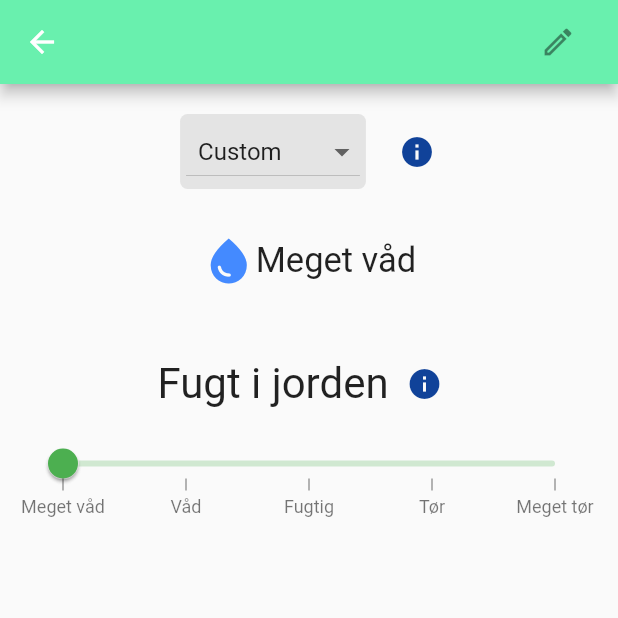
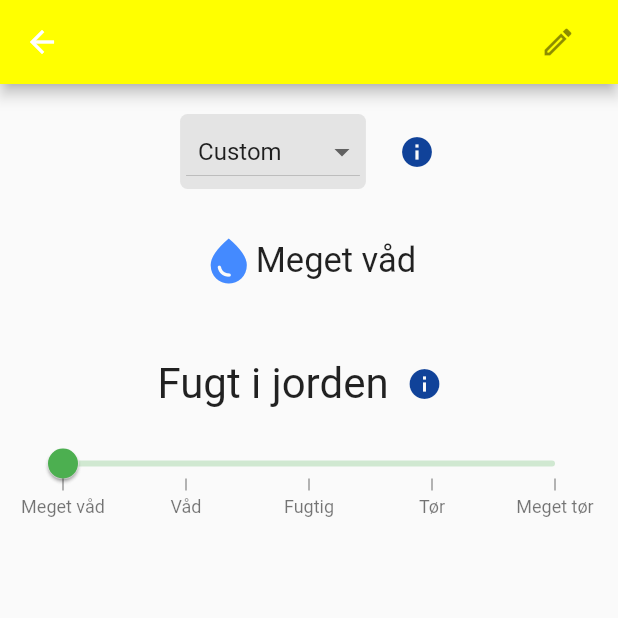
Before and after one commit to H5-BioVeg/BioVeg_App, a Flutter app: the PlantDetailsScreen screen opened directly with empty values, on a phone screen of 412 x 824 dp, the top half of it. Run offline on Flutter 3.47's test engine with Material 2 defaults, Android fonts, the phone set to English and light mode, and no system bars; our stand-ins replace firebase_core, firebase_database, syncfusion_flutter_sliders; accounts and stored records are empty.

Commit message:
Created converters and Fixed plant colors

```diff
--- a/lib/classes/Enums.dart
+++ b/lib/classes/Enums.dart
@@ -16,12 +16,12 @@ enum EarthHumidityLevels {
   Meget_toer,
 }
 
-int getEnumHumVal(int currentMoist){
+int getEnumHumVal(int currentMoist) {
   int enumVal = -1;
   if (currentMoist >= 0 && currentMoist < 250) {
     //Wet
     return enumVal = 0;
-  } else if(currentMoist >= 250 && currentMoist < 500 ) {
+  } else if (currentMoist >= 250 && currentMoist < 500) {
     //A bit wet
     return enumVal = 1;
   } else if (currentMoist >= 500 && currentMoist < 800) {
@@ -30,7 +30,7 @@ int getEnumHumVal(int currentMoist){
   } else if (currentMoist >= 800 && currentMoist < 900) {
     //A bit dry
     return enumVal = 3;
-  } else if (currentMoist >= 900 && currentMoist <= 1000) {
+  } else if (currentMoist >= 900 && currentMoist <= 1024) {
     //Dry
     return enumVal = 4;
   }
--- a/lib/classes/Podo/Greenhouse.dart
+++ b/lib/classes/Podo/Greenhouse.dart
@@ -1,4 +1,3 @@
-import 'dart:ffi';
 import 'package:bio_veg/classes/Podo/GreenhouseSetting.dart';
 import 'package:bio_veg/classes/Podo/Pot.dart';
 
@@ -37,10 +36,7 @@ class Greenhouse {
     data['humidity'] = humidity;
     data['masterId'] = arduinoId;
     data['ghSettings'] = settings.toJson();
-
-    if (pots != null) {
-      data['pots'] = pots!.map((v) => v.toJson()).toList();
-    }
+    data['pots'] = pots.map((v) => v.toJson()).toList();
     return data;
   }
 }
--- a/lib/classes/Podo/GreenhouseSetting.dart
+++ b/lib/classes/Podo/GreenhouseSetting.dart
@@ -1,5 +1,3 @@
-import 'package:flutter/foundation.dart';
-
 class GreenHouseSettings {
   late int temperatureMin;
   late int temperatureMax;
--- a/lib/classes/Podo/Pot.dart
+++ b/lib/classes/Podo/Pot.dart
@@ -1,6 +1,5 @@
 import 'package:bio_veg/classes/Enums.dart';
 import 'package:bio_veg/classes/Podo/SoilMoistureSettings.dart';
-import 'package:flutter/material.dart';
 
 class Pot {
   late String name;
--- a/lib/classes/Podo/SoilMoistureSettings.dart
+++ b/lib/classes/Podo/SoilMoistureSettings.dart
@@ -1,5 +1,4 @@
 import 'package:bio_veg/classes/Enums.dart';
-import 'package:flutter/foundation.dart';
 
 class SoilMoistureSettings {
   late int soilMoistureMin;
--- /dev/null
+++ b/lib/classes/Services/ConvertToColor.dart
@@ -0,0 +1,28 @@
+import 'package:bio_veg/classes/Podo/Greenhouse.dart';
+import 'package:bio_veg/classes/Podo/Pot.dart';
+import 'package:flutter/material.dart';
+
+class ConvertToColor {
+  static Color convertGreenhouseToColor(Greenhouse gh) {
+    if (gh.temperature > gh.settings.temperatureMin &&
+        gh.temperature < gh.settings.humidityMax) {
+      return Colors.greenAccent;
+    } else if (gh.temperature > gh.settings.temperatureMax ||
+        gh.temperature < gh.settings.temperatureMin) {
+      return Colors.redAccent;
+    }
+    return Colors.yellowAccent;
+  }
+
+  static Color convertPotToColor(Pot pot) {
+    if (pot.currentSoilMoisture > pot.soilMoistureSettings.soilMoistureMin &&
+        pot.currentSoilMoisture < pot.soilMoistureSettings.soilMoistureMax) {
+      return Colors.greenAccent;
+    } else if (pot.currentSoilMoisture >
+            pot.soilMoistureSettings.soilMoistureMax ||
+        pot.currentSoilMoisture < pot.soilMoistureSettings.soilMoistureMin) {
+      return Color.fromARGB(255, 254, 129, 129);
+    }
+    return Colors.yellowAccent;
+  }
+}
--- a/lib/screens/PlantDetailsScreen.dart
+++ b/lib/screens/PlantDetailsScreen.dart
@@ -1,3 +1,6 @@
+import 'package:bio_veg/classes/GreenhouseManager.dart';
+import 'package:bio_veg/classes/Services/ConvertPlantTemplate.dart';
+import 'package:bio_veg/classes/Services/ConvertToColor.dart';
 import 'package:bio_veg/dialogs/ShowInfoPopUpDialog.dart';
 import 'package:syncfusion_flutter_sliders/sliders.dart';
 import 'package:flutter/material.dart';
@@ -7,50 +10,46 @@ import 'package:bio_veg/classes/Podo/Pot.dart';
 class PlantDetailsScreen extends StatefulWidget {
   //this constructor should take an object of a plant or other related type
   //For now it only takes three values for show purposes
-  PlantDetailsScreen({super.key, required this.plant});
+  PlantDetailsScreen({super.key, required this.plant, required this.manager});
+  late final TextEditingController _titleEditingController =
+      TextEditingController.fromValue(TextEditingValue(text: plant.name));
 
+  late final GreenhouseManager manager;
   late Pot plant;
+  bool settingsChanged = false;
 
   @override
   State<PlantDetailsScreen> createState() => _PlantDetailsScreenState();
 }
 
-late TextEditingController _titleEditingController;
-
 class _PlantDetailsScreenState extends State<PlantDetailsScreen> {
   @override
   Widget build(BuildContext context) {
-    //Maybe move this to an initialize method
-    _titleEditingController = TextEditingController.fromValue(
-        TextEditingValue(text: widget.plant.name));
-    bool settingsChanged = false;
     //On back widget and function
-    return WillPopScope(
-      onWillPop: () async {
-        //Get route name
-        //ModalRoute.of(context).settings.name
-        //Save changes if any
-        if (settingsChanged) {}
-        return true;
-      },
-      child: Scaffold(
+    return Scaffold(
       appBar: AppBar(
         centerTitle: true,
-            backgroundColor: Colors.greenAccent,
+        backgroundColor: ConvertToColor.convertPotToColor(widget.plant),
         title: TextField(
           textAlign: TextAlign.center,
           decoration: const InputDecoration(
             suffixIcon: Icon(Icons.mode_edit_outline_outlined),
           ),
-              controller: _titleEditingController,
+          controller: widget._titleEditingController,
           style: const TextStyle(fontSize: 30),
           onChanged: (value) {
             setState(() {
+              //Also do save db
               widget.plant.name = value;
-                  //Also do save db
             });
           },
-            )),
+        ),
+        leading: IconButton(
+            onPressed: () {
+              Navigator.pop(context, widget.plant);
+            },
+            icon: const Icon(Icons.arrow_back)),
+      ),
       body: Column(
         children: [
           //Dropdown wrapped in styling
@@ -68,7 +67,6 @@ class _PlantDetailsScreenState extends State<PlantDetailsScreen> {
                     child: Padding(
                       padding: const EdgeInsets.fromLTRB(4, 1, 4, 1),
                       child: DropdownButton<PlantTemplates>(
-                          hint: Text(widget.plant.name),
                         value: widget.plant.plantTemplate,
                         //For each enum, make an item in the dropdown
                         items: PlantTemplates.values
@@ -89,8 +87,16 @@ class _PlantDetailsScreenState extends State<PlantDetailsScreen> {
                             if (value != null &&
                                 widget.plant.plantTemplate != value) {
                               widget.plant.plantTemplate = value;
-                                settingsChanged = true;
+
                               //Set new values on sliders
+                              SfRangeValues values = ConvertPlantTemplate
+                                  .convertTemplateToRangeValues(widget.plant);
+                              widget.plant.soilMoistureSettings
+                                  .soilMoistureMin = values.start;
+                              widget.plant.soilMoistureSettings
+                                  .soilMoistureMax = values.end;
+
+                              widget.settingsChanged = true;
                             }
                           });
                         },
@@ -129,8 +135,7 @@ class _PlantDetailsScreenState extends State<PlantDetailsScreen> {
                       .values[widget.plant.currentSoilMoisture].name
                       .replaceAll('aa', 'å')
                       .replaceAll('_', ' ')
-                          .replaceAll('oe', 'ø')
-                          ,
+                      .replaceAll('oe', 'ø'),
                   style: const TextStyle(fontSize: 23),
                 )
               ],
@@ -182,11 +187,12 @@ class _PlantDetailsScreenState extends State<PlantDetailsScreen> {
                   //On pop, save changes to DB
                   onChanged: (values) {
                     setState(() {
+                      widget.plant.plantTemplate = PlantTemplates.Custom;
                       widget.plant.soilMoistureSettings.soilMoistureMin =
                           values.start.toInt();
                       widget.plant.soilMoistureSettings.soilMoistureMax =
                           values.end.toInt();
-                        settingsChanged = true;
+                      widget.settingsChanged = true;
                     });
                   },
                 ),
@@ -195,7 +201,6 @@ class _PlantDetailsScreenState extends State<PlantDetailsScreen> {
           ),
         ],
       ),
-      ),
     );
   }
 }
```
Also changed, not shown: lib/classes/ArduinoConnector.dart (deleted, +0 -13 lines), lib/classes/FirebaseDbConnector.dart (+14 -4 lines), lib/classes/GreenhouseManager.dart (+2 -6 lines), lib/classes/Services/ConvertPlantTemplate.dart (added, +25 -0 lines), lib/screens/GreenHouseSettingsScreen.dart (+19 -13 lines), lib/screens/Greenhousescreen.dart (+33 -13 lines), lib/screens/HomeScreen.dart (+5 -2 lines), lib/widgets/GhPlant.dart (+25 -15 lines), 5 other files. Lines whose indentation alone changed are shown as unchanged.
